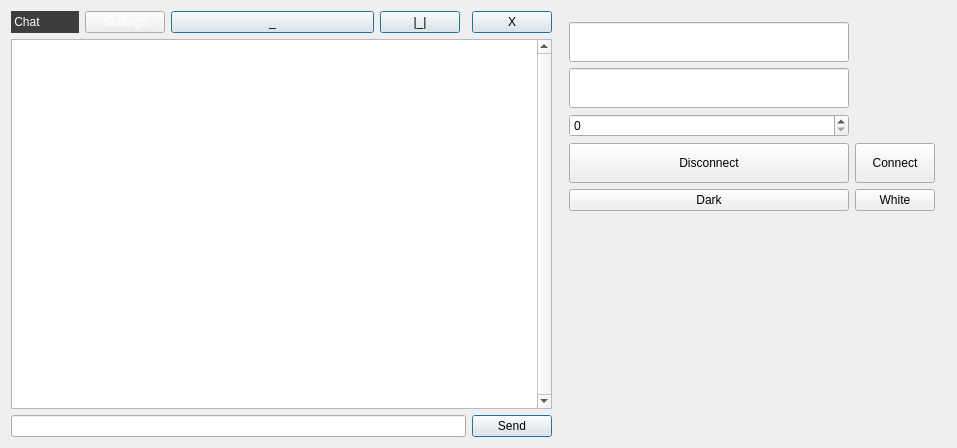
Above: PolyChat_app/mainwindow.ui from GregoryBaranov/ib_stream_service before the change. Below: the same form after it.
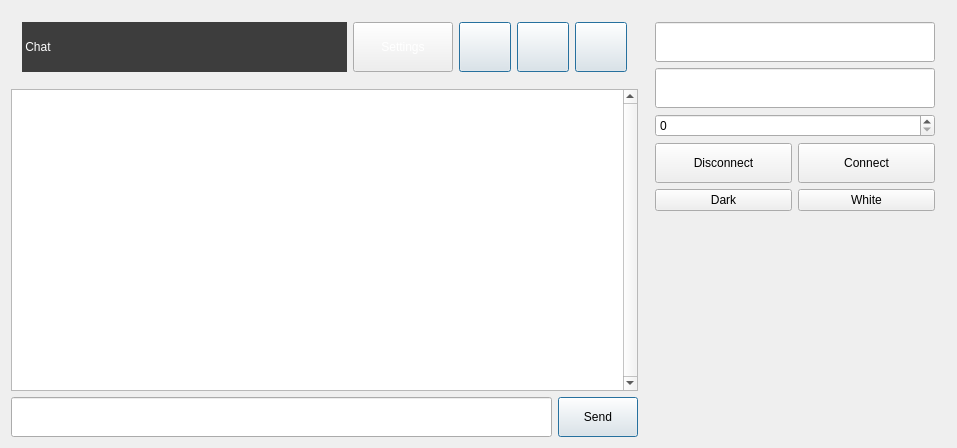
That is the form after the change.

What changed in the file:
```diff
--- a/PolyChat_app/mainwindow.ui
+++ b/PolyChat_app/mainwindow.ui
@@ -14,7 +14,7 @@
    <string>MainWindow</string>
   </property>
   <widget class="QWidget" name="centralWidget">
-   <layout class="QGridLayout" name="gridLayout" columnstretch="1,1,3,1,0,0,0">
+   <layout class="QGridLayout" name="gridLayout" columnstretch="1,0,0,0,0,0,0">
     <item row="0" column="6" rowspan="3">
      <widget class="QWidget" name="pnlSettings" native="true">
       <layout class="QGridLayout" name="gridLayout_4">
@@ -38,32 +38,6 @@
          </property>
         </widget>
        </item>
-       <item row="1" column="0">
-        <widget class="QLineEdit" name="nameEdit">
-         <property name="minimumSize">
-          <size>
-           <width>280</width>
-           <height>40</height>
-          </size>
-         </property>
-         <property name="maximumSize">
-          <size>
-           <width>16777215</width>
-           <height>40</height>
-          </size>
-         </property>
-        </widget>
-       </item>
-       <item row="2" column="0">
-        <widget class="QLineEdit" name="hostEdit">
-         <property name="minimumSize">
-          <size>
-           <width>280</width>
-           <height>40</height>
-          </size>
-         </property>
-        </widget>
-       </item>
        <item row="4" column="1">
         <widget class="QPushButton" name="connect">
          <property name="minimumSize">
@@ -84,9 +58,6 @@
          </property>
         </widget>
        </item>
-       <item row="3" column="0">
-        <widget class="QSpinBox" name="spinPort"/>
-       </item>
        <item row="6" column="0" colspan="2">
         <spacer name="verticalSpacer">
          <property name="orientation">
@@ -100,16 +71,54 @@
          </property>
         </spacer>
        </item>
+       <item row="2" column="0" colspan="2">
+        <widget class="QLineEdit" name="hostEdit">
+         <property name="minimumSize">
+          <size>
+           <width>280</width>
+           <height>40</height>
+          </size>
+         </property>
+        </widget>
+       </item>
+       <item row="1" column="0" colspan="2">
+        <widget class="QLineEdit" name="nameEdit">
+         <property name="minimumSize">
+          <size>
+           <width>280</width>
+           <height>40</height>
+          </size>
+         </property>
+         <property name="maximumSize">
+          <size>
+           <width>16777215</width>
+           <height>40</height>
+          </size>
+         </property>
+        </widget>
+       </item>
+       <item row="3" column="0" colspan="2">
+        <widget class="QSpinBox" name="spinPort"/>
+       </item>
       </layout>
      </widget>
     </item>
-    <item row="0" column="2">
-     <widget class="QPushButton" name="btn_minimize">
-      <property name="styleSheet">
-       <string notr="true">font: 14pt &quot;MS Shell Dlg 2&quot;;</string>
+    <item row="2" column="5">
+     <widget class="QPushButton" name="send">
+      <property name="minimumSize">
+       <size>
+        <width>80</width>
+        <height>40</height>
+       </size>
+      </property>
+      <property name="maximumSize">
+       <size>
+        <width>16777215</width>
+        <height>16777215</height>
+       </size>
       </property>
       <property name="text">
-       <string>_</string>
+       <string>Send</string>
       </property>
       <property name="autoDefault">
        <bool>true</bool>
@@ -144,70 +153,143 @@
       </property>
      </widget>
     </item>
-    <item row="0" column="3">
-     <widget class="QPushButton" name="btn_maximize">
-      <property name="styleSheet">
-       <string notr="true">font: 14pt &quot;MS Shell Dlg 2&quot;;</string>
-      </property>
-      <property name="text">
-       <string>|_|</string>
-      </property>
-      <property name="autoDefault">
-       <bool>true</bool>
-      </property>
-      <property name="default">
-       <bool>true</bool>
-      </property>
-     </widget>
-    </item>
-    <item row="0" column="1">
-     <widget class="QPushButton" name="Settings">
-      <property name="styleSheet">
-       <string notr="true">color: rgb(255, 255, 255);</string>
-      </property>
-      <property name="text">
-       <string>Settings</string>
-      </property>
-     </widget>
-    </item>
-    <item row="2" column="5">
-     <widget class="QPushButton" name="send">
-      <property name="maximumSize">
-       <size>
-        <width>16777215</width>
-        <height>16777215</height>
-       </size>
-      </property>
-      <property name="text">
-       <string>Send</string>
-      </property>
-      <property name="autoDefault">
-       <bool>true</bool>
-      </property>
-      <property name="default">
-       <bool>true</bool>
-      </property>
-     </widget>
-    </item>
-    <item row="0" column="0">
-     <widget class="QLabel" name="label">
-      <property name="maximumSize">
-       <size>
-        <width>16777215</width>
-        <height>16777215</height>
-       </size>
-      </property>
-      <property name="styleSheet">
-       <string notr="true">background-color: rgb(61, 61, 61);
+    <item row="0" column="0" colspan="6">
+     <widget class="QWidget" name="titleBar" native="true">
+      <layout class="QGridLayout" name="gridLayout_2">
+       <item row="0" column="0">
+        <widget class="QLabel" name="label">
+         <property name="maximumSize">
+          <size>
+           <width>16777215</width>
+           <height>16777215</height>
+          </size>
+         </property>
+         <property name="styleSheet">
+          <string notr="true">background-color: rgb(61, 61, 61);
 color: rgb(255, 255, 255);</string>
-      </property>
-      <property name="text">
-       <string> Chat</string>
-      </property>
+         </property>
+         <property name="text">
+          <string> Chat</string>
+         </property>
+        </widget>
+       </item>
+       <item row="0" column="2">
+        <widget class="QPushButton" name="btn_minimize">
+         <property name="minimumSize">
+          <size>
+           <width>52</width>
+           <height>50</height>
+          </size>
+         </property>
+         <property name="maximumSize">
+          <size>
+           <width>52</width>
+           <height>50</height>
+          </size>
+         </property>
+         <property name="styleSheet">
+          <string notr="true">font: 14pt &quot;MS Shell Dlg 2&quot;;</string>
+         </property>
+         <property name="text">
+          <string/>
+         </property>
+         <property name="autoDefault">
+          <bool>true</bool>
+         </property>
+         <property name="default">
+          <bool>true</bool>
+         </property>
+        </widget>
+       </item>
+       <item row="0" column="1">
+        <widget class="QPushButton" name="Settings">
+         <property name="minimumSize">
+          <size>
+           <width>100</width>
+           <height>50</height>
+          </size>
+         </property>
+         <property name="maximumSize">
+          <size>
+           <width>90</width>
+           <height>16777215</height>
+          </size>
+         </property>
+         <property name="styleSheet">
+          <string notr="true">color: rgb(255, 255, 255);</string>
+         </property>
+         <property name="text">
+          <string>Settings</string>
+         </property>
+        </widget>
+       </item>
+       <item row="0" column="3">
+        <widget class="QPushButton" name="btn_maximize">
+         <property name="minimumSize">
+          <size>
+           <width>52</width>
+           <height>50</height>
+          </size>
+         </property>
+         <property name="maximumSize">
+          <size>
+           <width>52</width>
+           <height>50</height>
+          </size>
+         </property>
+         <property name="styleSheet">
+          <string notr="true">font: 14pt &quot;MS Shell Dlg 2&quot;;</string>
+         </property>
+         <property name="text">
+          <string/>
+         </property>
+         <property name="autoDefault">
+          <bool>true</bool>
+         </property>
+         <property name="default">
+          <bool>true</bool>
+         </property>
+        </widget>
+       </item>
+       <item row="0" column="4">
+        <widget class="QPushButton" name="btn_close">
+         <property name="minimumSize">
+          <size>
+           <width>52</width>
+           <height>50</height>
+          </size>
+         </property>
+         <property name="maximumSize">
+          <size>
+           <width>52</width>
+           <height>50</height>
+          </size>
+         </property>
+         <property name="styleSheet">
+          <string notr="true">font: 14pt &quot;MS Shell Dlg 2&quot;;</string>
+         </property>
+         <property name="text">
+          <string/>
+         </property>
+         <property name="autoDefault">
+          <bool>true</bool>
+         </property>
+         <property name="default">
+          <bool>true</bool>
+         </property>
+        </widget>
+       </item>
+      </layout>
      </widget>
     </item>
     <item row="2" column="0" colspan="5">
      <widget class="QLineEdit" name="messageEdt">
+      <property name="minimumSize">
+       <size>
+        <width>0</width>
+        <height>40</height>
+       </size>
+      </property>
       <property name="maximumSize">
        <size>
         <width>16777215</width>
@@ -216,22 +298,6 @@
       </property>
      </widget>
     </item>
-    <item row="0" column="5">
-     <widget class="QPushButton" name="btn_close">
-      <property name="styleSheet">
-       <string notr="true">font: 14pt &quot;MS Shell Dlg 2&quot;;</string>
-      </property>
-      <property name="text">
-       <string>X</string>
-      </property>
-      <property name="autoDefault">
-       <bool>true</bool>
-      </property>
-      <property name="default">
-       <bool>true</bool>
-      </property>
-     </widget>
-    </item>
    </layout>
   </widget>
   <action name="actionNew_connect">
```
